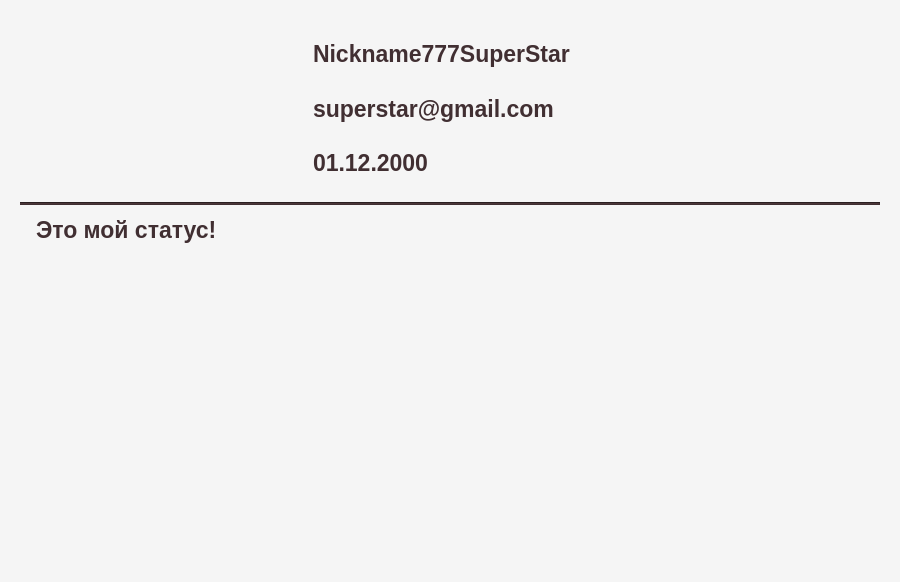
This is lab3/LinkDove/profilewidget.ui in ElizavetaPa17/LinkDove as Qt 5 draws it before an edit. The edited form follows.
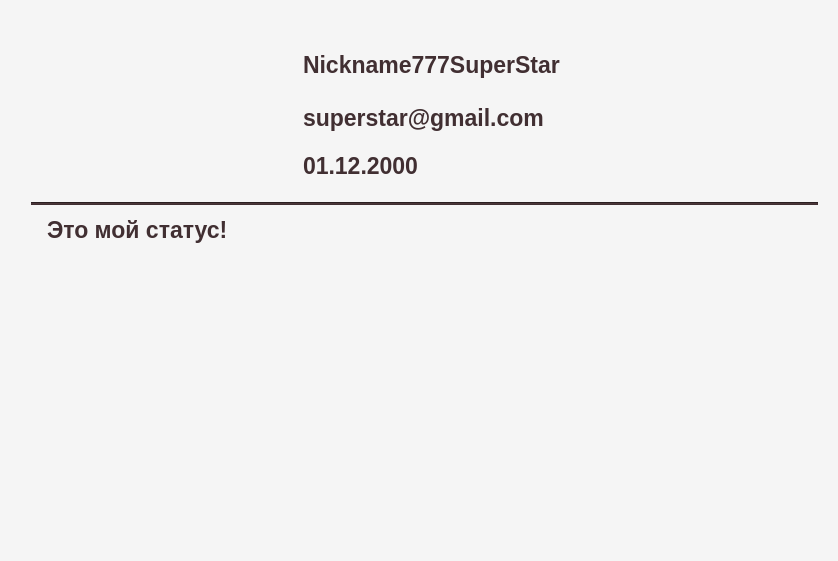
This is the edited form. Icons and pictures are not drawn. Custom widgets are drawn as their Qt base class.

```diff
--- a/lab3/LinkDove/profilewidget.ui
+++ b/lab3/LinkDove/profilewidget.ui
@@ -6,8 +6,8 @@
    <rect>
     <x>0</x>
     <y>0</y>
-    <width>900</width>
-    <height>582</height>
+    <width>838</width>
+    <height>561</height>
    </rect>
   </property>
   <property name="maximumSize">
@@ -47,6 +47,12 @@
       <enum>QFrame::Raised</enum>
      </property>
      <layout class="QGridLayout" name="gridLayout_2">
+      <property name="leftMargin">
+       <number>20</number>
+      </property>
+      <property name="topMargin">
+       <number>20</number>
+      </property>
       <item row="0" column="1">
        <widget class="QWidget" name="widget_2" native="true">
         <property name="sizePolicy">
```
